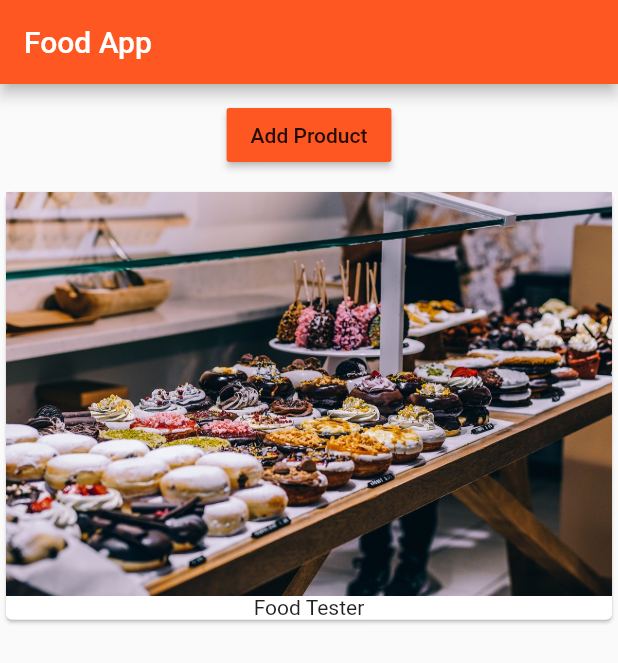
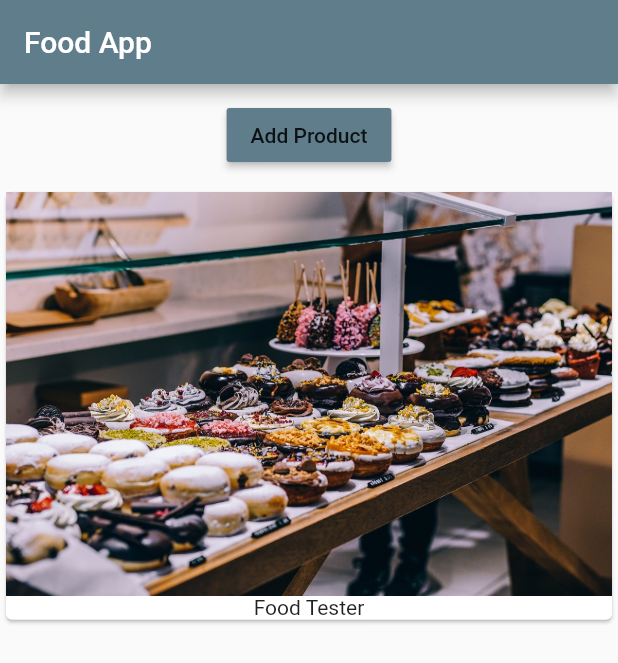
Before and after one commit to uzairnz/flutter_course, a Flutter app: the screen it shows after launch, on a phone screen of 412 x 824 dp. Shown: the top 663 px of the screen. Run offline on Flutter 3.47's test engine with Material 2 defaults, Android fonts, the phone set to English and light mode, and no system bars.

Commit message:
Theme Change

```diff
--- a/lib/main.dart
+++ b/lib/main.dart
@@ -15,7 +15,7 @@ class MyApp extends StatelessWidget {
     return MaterialApp(
       //debugShowMaterialGrid: true, //for grid
       theme: ThemeData(
-          primarySwatch: Colors.deepOrange,
+          primarySwatch: Colors.blueGrey,
           accentColor: Colors.deepPurple,
           brightness: Brightness.light),
       home: Scaffold(
```
